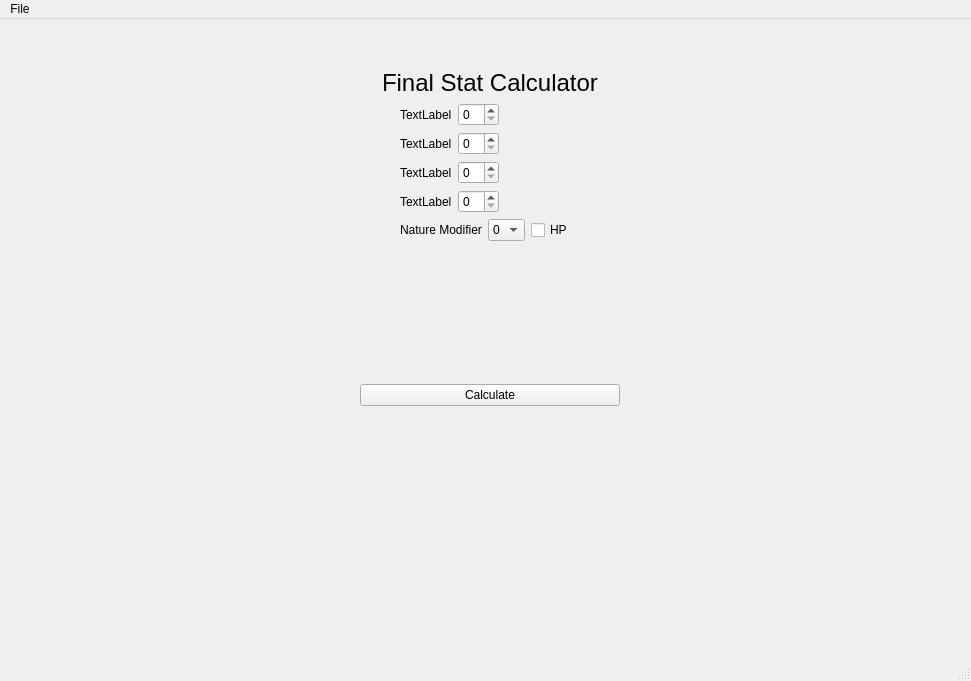
Qt form PokemonStatCalculator/mainwindow.ui (PHenegan/PokemonStatCalculator) before a commit.
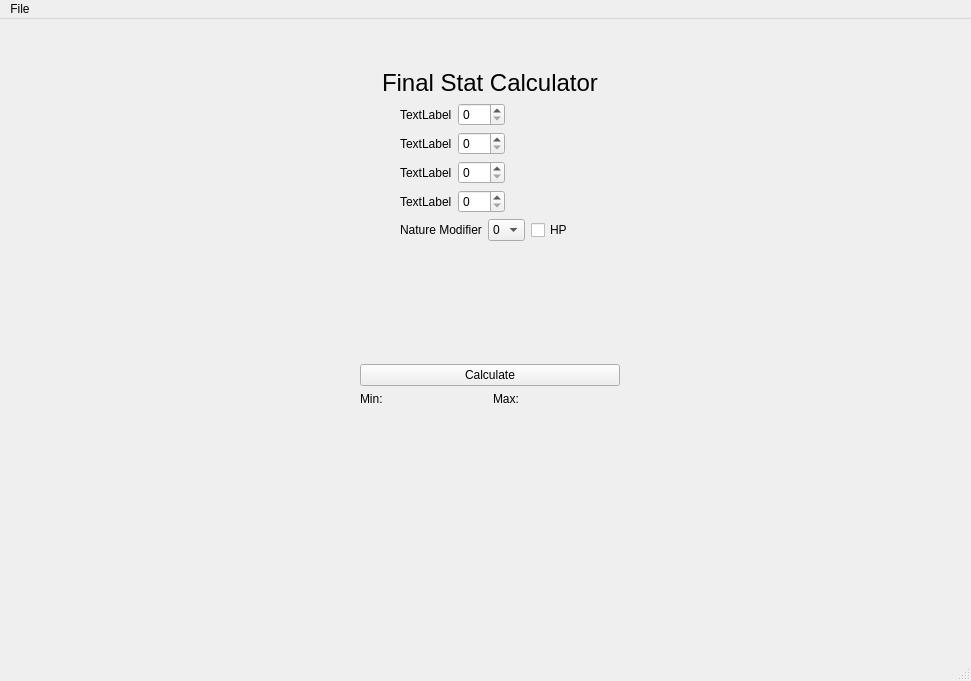
The same form after that commit.

Commit message: Added results output and increased maximum input numbers to 500

```diff
--- a/PokemonStatCalculator/mainwindow.ui
+++ b/PokemonStatCalculator/mainwindow.ui
@@ -65,7 +65,11 @@
         </widget>
        </item>
        <item>
-        <widget class="QSpinBox" name="input1"/>
+        <widget class="QSpinBox" name="input1">
+         <property name="maximum">
+          <number>500</number>
+         </property>
+        </widget>
        </item>
        <item>
         <spacer name="rightSpacer1">
@@ -108,7 +112,11 @@
         </widget>
        </item>
        <item>
-        <widget class="QSpinBox" name="input2"/>
+        <widget class="QSpinBox" name="input2">
+         <property name="maximum">
+          <number>500</number>
+         </property>
+        </widget>
        </item>
        <item>
         <spacer name="rightSpacer2">
@@ -151,7 +159,11 @@
         </widget>
        </item>
        <item>
-        <widget class="QSpinBox" name="input3"/>
+        <widget class="QSpinBox" name="input3">
+         <property name="maximum">
+          <number>500</number>
+         </property>
+        </widget>
        </item>
        <item>
         <spacer name="rightSpacer3">
@@ -194,7 +206,11 @@
         </widget>
        </item>
        <item>
-        <widget class="QSpinBox" name="input4"/>
+        <widget class="QSpinBox" name="input4">
+         <property name="maximum">
+          <number>500</number>
+         </property>
+        </widget>
        </item>
        <item>
         <spacer name="rightSpacer4">
@@ -303,6 +319,24 @@
        </property>
       </widget>
      </item>
+     <item>
+      <layout class="QHBoxLayout" name="results">
+       <item>
+        <widget class="QLabel" name="lowResult">
+         <property name="text">
+          <string>Min:</string>
+         </property>
+        </widget>
+       </item>
+       <item>
+        <widget class="QLabel" name="highResult">
+         <property name="text">
+          <string>Max:</string>
+         </property>
+        </widget>
+       </item>
+      </layout>
+     </item>
     </layout>
    </widget>
   </widget>
```
The commit also changes 1 other file.
